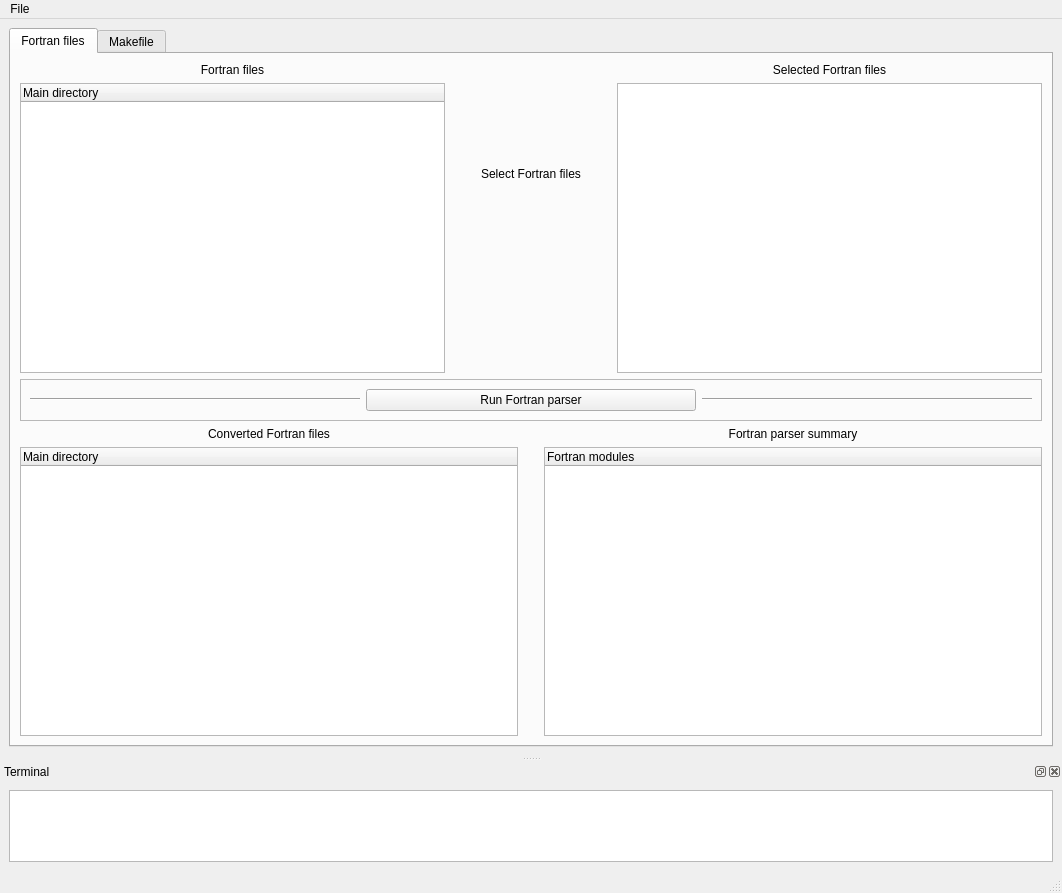
mramagu/Fortran-to-Python-Wrapper, file fparser_GUI/GUI.ui: the form before one commit.
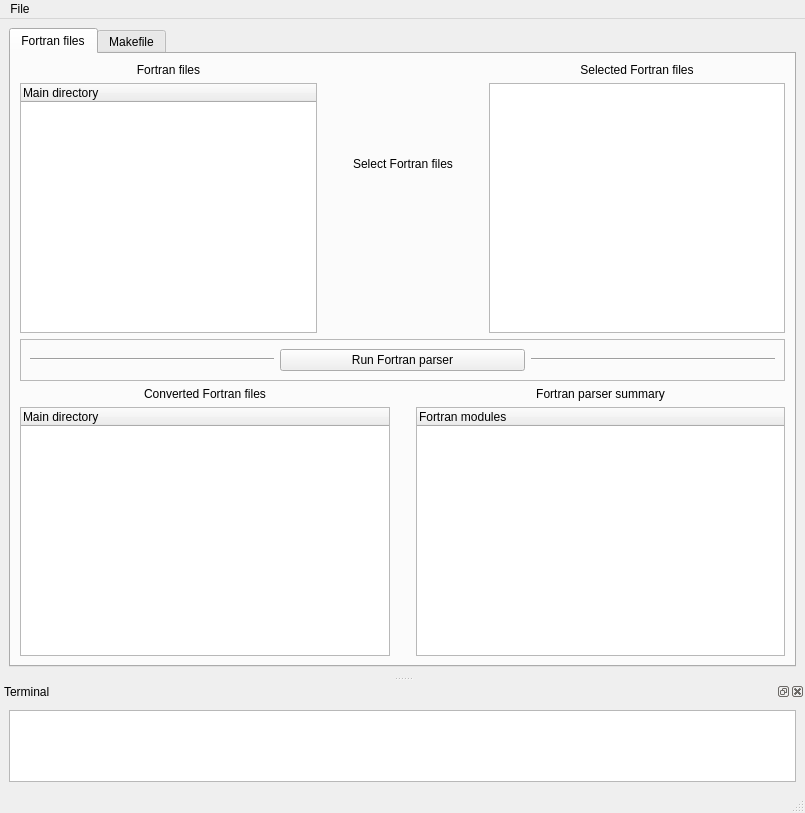
The form after the commit. The open tabs and pages were chosen to show the change.

Diff of the .ui file:
```diff
--- a/fparser_GUI/GUI.ui
+++ b/fparser_GUI/GUI.ui
@@ -6,8 +6,8 @@
    <rect>
     <x>0</x>
     <y>0</y>
-    <width>1062</width>
-    <height>893</height>
+    <width>805</width>
+    <height>813</height>
    </rect>
   </property>
   <property name="windowTitle">
@@ -639,8 +639,8 @@
     <rect>
      <x>0</x>
      <y>0</y>
-     <width>1062</width>
-     <height>26</height>
+     <width>805</width>
+     <height>20</height>
     </rect>
    </property>
    <widget class="QMenu" name="menuFile">
```
Left out of the diff: 8 changed lines with no effect on the pictures.
